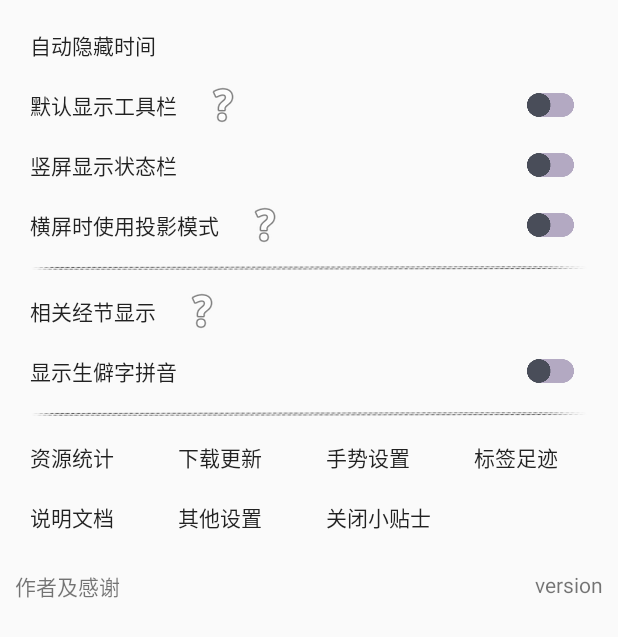
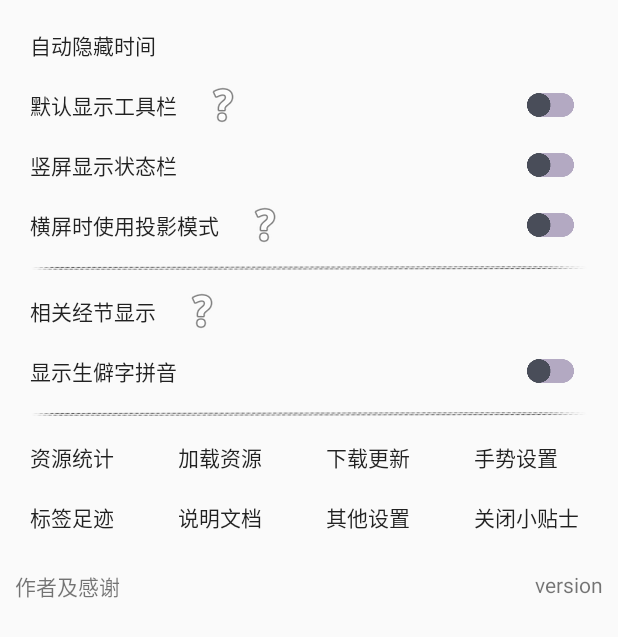
Before and after one commit to wubaobei/loveHymn, an Android app: the layout setting_layout.xml on its own in the app's theme, with its tools: preview values and no code run, on a phone screen of 412 x 824 dp. Shown: the top 637 px of the screen. Run offline under Robolectric (Android 15) with nearby library versions, the phone set to English and light mode, and no system bars.

Commit message:
增加加载资源按钮ing

```diff
--- a/app/src/main/res/layout/setting_layout.xml
+++ b/app/src/main/res/layout/setting_layout.xml
@@ -256,6 +256,18 @@
                         android:text="资源统计" />
 
                     <Button
+                        android:id="@+id/loadResBtn"
+                        android:layout_width="wrap_content"
+                        android:layout_height="wrap_content"
+                        android:layout_marginLeft="@dimen/set_padding"
+                        android:layout_marginRight="@dimen/set_padding"
+                        android:layout_weight="1"
+                        android:background="@drawable/btn_white"
+                        android:drawablePadding="10dp"
+                        android:gravity="center_vertical"
+                        android:minHeight="@dimen/setting_btn_min_height"
+                        android:text="加载资源" />
+                    <Button
                         android:id="@+id/downloadAddressBtn"
                         android:layout_width="wrap_content"
                         android:layout_height="wrap_content"
```
Also changed, not shown: app/src/main/java/pri/prepare/lovehymn/client/SettingDialog.java (+12 -3 lines), app/src/main/java/pri/prepare/lovehymn/server/Service.java (+8 -0 lines), app/src/main/res/raw/replaceword.txt (deleted, +0 -18 lines), app/src/main/res/drawable/load.png (added), app/src/main/res/drawable/screen_casting_mode.png (added), app/src/main/res/drawable/statuslan.png (added).
